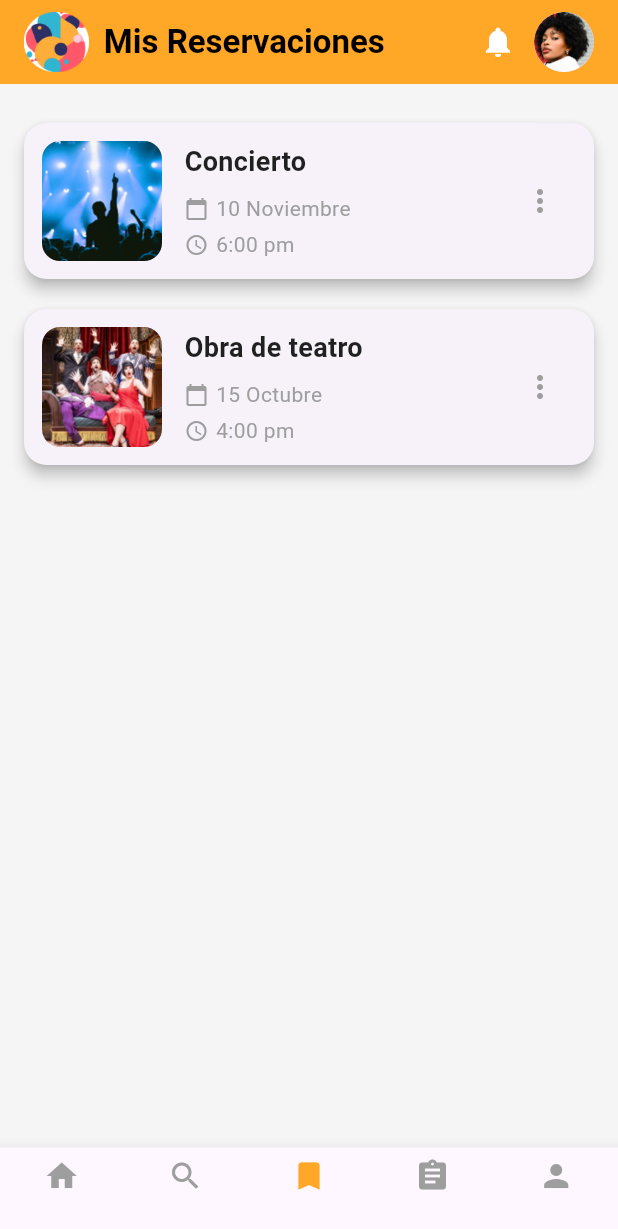
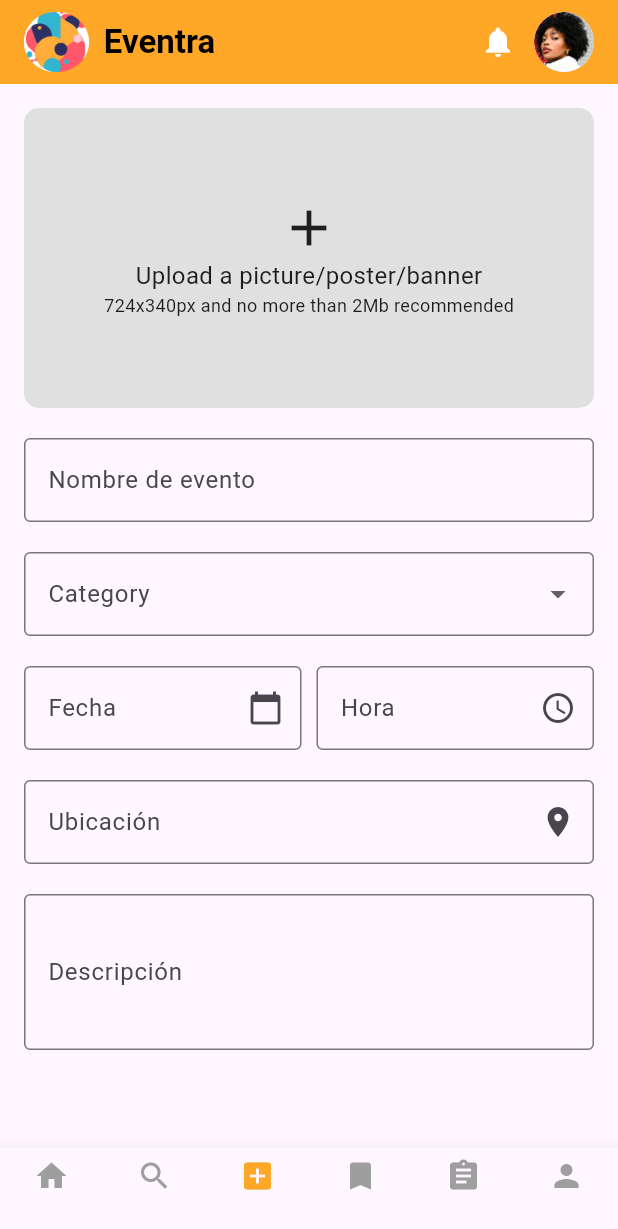
Before and after one commit to Eventra-AplicacionesMoviles/Eventra-FrontEnd, a Flutter app: the HomePage screen opened directly, item 3 of the bottom bar chosen, on a phone screen of 412 x 824 dp. Shown: the top 1229 px of the screen. Run offline on Flutter 3.47's test engine with Material 3 defaults, Android fonts, the phone set to English and light mode, and no system bars.

Commit message:
feature: add event page implemented

```diff
--- /dev/null
+++ b/lib/pages/add_event_page.dart
@@ -0,0 +1,224 @@
+import 'package:eventra_app/pages/reservation_page.dart';
+import 'package:eventra_app/pages/search_page.dart';
+import 'package:eventra_app/pages/tickets_page.dart';
+import 'package:flutter/material.dart';
+
+import '../widgets/custom_app_bar.dart';
+import '../widgets/custom_bottom_navigation_bar.dart';
+
+class AddEventPage extends StatefulWidget{
+  const AddEventPage({super.key});
+
+  @override
+  _AddEventPageState createState() => _AddEventPageState();
+}
+
+class _AddEventPageState extends State<AddEventPage>{
+
+  int _selectedIndex = 2;
+
+  void _onItemTapped(int index) {
+    setState(() {
+      _selectedIndex = index;
+    });
+
+    if (index == 1) {
+      Navigator.push(
+        context,
+        MaterialPageRoute(builder: (context) => const SearchPage()),
+      );
+    } else if (index == 2) {
+      Navigator.push(
+        context,
+        MaterialPageRoute(builder: (context) => const AddEventPage()),
+      );
+    }
+    else if (index == 3) {
+      Navigator.push(
+        context,
+        MaterialPageRoute(builder: (context) => const ReservationPage()),
+      );
+    } else if (index == 4) {
+      Navigator.push(
+        context,
+        MaterialPageRoute(builder: (context) => const TicketsPage()),
+      );
+    } else if (index == 5) {
+      _showBottomSheet();
+    }
+  }
+
+  void _showBottomSheet() {
+    showModalBottomSheet(
+      context: context,
+      shape: const RoundedRectangleBorder(
+        borderRadius: BorderRadius.vertical(top: Radius.circular(20)),
+      ),
+      builder: (context) {
+        return Container(
+          padding: const EdgeInsets.all(16.0),
+          decoration: BoxDecoration(
+            color: Colors.white,
+            borderRadius: BorderRadius.circular(20),
+            boxShadow: [
+              BoxShadow(
+                color: Colors.black.withOpacity(0.1),
+                blurRadius: 10,
+                spreadRadius: 5,
+              ),
+            ],
+          ),
+          child: Column(
+            mainAxisSize: MainAxisSize.min,
+            children: [
+              ListTile(
+                leading: const Icon(Icons.account_circle, color: Colors.black87),
+                title: const Text('Cambiar cuenta'),
+                onTap: () {
+
+                },
+              ),
+              ListTile(
+                leading: const Icon(Icons.help, color: Colors.black87),
+                title: const Text('Ayuda'),
+                onTap: () {
+
+                },
+              ),
+              ListTile(
+                leading: const Icon(Icons.description, color: Colors.black87),
+                title: const Text('Términos y condiciones'),
+                onTap: () {
+
+                },
+              ),
+              ListTile(
+                leading: const Icon(Icons.exit_to_app, color: Colors.red),
+                title: const Text('Cerrar sesión'),
+                onTap: () {
+
+                },
+              ),
+            ],
+          ),
+        );
+      },
+    );
+  }
+
+  @override
+  Widget build(BuildContext context) {
+    return Scaffold(
+      appBar: CustomAppBar(title: 'Eventra'),
+      body: Padding(
+        padding: const EdgeInsets.all(16.0),
+        child: SingleChildScrollView(
+          child: Column(
+            crossAxisAlignment: CrossAxisAlignment.start,
+            children: [
+              Center(
+                child: GestureDetector(
+                  onTap: () {
+                    // Acción para cargar una imagen
+                  },
+                  child: Container(
+                    height: 200,
+                    width: double.infinity,
+                    decoration: BoxDecoration(
+                      borderRadius: BorderRadius.circular(10),
+                      color: Colors.grey[300],
+                    ),
+                    child: const Center(
+                      child: Column(
+                        mainAxisAlignment: MainAxisAlignment.center,
+                        children: [
+                          Icon(Icons.add, size: 40),
+                          Text(
+                            'Upload a picture/poster/banner',
+                            style: TextStyle(fontSize: 16),
+                          ),
+                          Text(
+                            '724x340px and no more than 2Mb recommended',
+                            style: TextStyle(fontSize: 12),
+                          ),
+                        ],
+                      ),
+                    ),
+                  ),
+                ),
+              ),
+              const SizedBox(height: 20),
+              TextField(
+                decoration: InputDecoration(
+                  labelText: 'Nombre de evento',
+                  border: OutlineInputBorder(),
+                ),
+              ),
+              const SizedBox(height: 20),
+              DropdownButtonFormField<String>(
+                decoration: InputDecoration(
+                  labelText: 'Category',
+                  border: OutlineInputBorder(),
+                ),
+                items: <String>['Conferencia', 'Concierto', 'Festival']
+                    .map((String value) {
+                  return DropdownMenuItem<String>(
+                    value: value,
+                    child: Text(value),
+                  );
+                }).toList(),
+                onChanged: (value) {
+                  // Manejar cambio de categoría
+                },
+              ),
+              const SizedBox(height: 20),
+              Row(
+                children: [
+                  Expanded(
+                    child: TextField(
+                      decoration: InputDecoration(
+                        labelText: 'Fecha',
+                        border: OutlineInputBorder(),
+                        suffixIcon: Icon(Icons.calendar_today),
+                      ),
+                    ),
+                  ),
+                  const SizedBox(width: 10),
+                  Expanded(
+                    child: TextField(
+                      decoration: InputDecoration(
+                        labelText: 'Hora',
+                        border: OutlineInputBorder(),
+                        suffixIcon: Icon(Icons.access_time),
+                      ),
+                    ),
+                  ),
+                ],
+              ),
+              const SizedBox(height: 20),
+              TextField(
+                decoration: InputDecoration(
+                  labelText: 'Ubicación',
+                  border: OutlineInputBorder(),
+                  suffixIcon: Icon(Icons.location_on),
+                ),
+              ),
+              const SizedBox(height: 20),
+              TextField(
+                maxLines: 3,
+                decoration: InputDecoration(
+                  labelText: 'Descripción',
+                  border: OutlineInputBorder(),
+                ),
+              ),
+            ],
+          ),
+        ),
+      ),
+      bottomNavigationBar: CustomBottomNavigationBar(
+        currentIndex: _selectedIndex,
+        onTap: _onItemTapped,
+      ),
+    );
+  }
+}
--- a/lib/widgets/custom_bottom_navigation_bar.dart
+++ b/lib/widgets/custom_bottom_navigation_bar.dart
@@ -1,3 +1,4 @@
+import 'package:eventra_app/pages/add_event_page.dart';
 import 'package:flutter/material.dart';
 import '../pages/search_page.dart';
 import '../pages/reservation_page.dart';
@@ -23,6 +24,7 @@ class CustomBottomNavigationBar extends StatelessWidget {
       items: const [
         BottomNavigationBarItem(icon: Icon(Icons.home), label: ''),
         BottomNavigationBarItem(icon: Icon(Icons.search), label: ''),
+        BottomNavigationBarItem(icon: Icon(Icons.add_box), label: ''),
         BottomNavigationBarItem(icon: Icon(Icons.bookmark), label: ''),
         BottomNavigationBarItem(icon: Icon(Icons.assignment), label: ''),
         BottomNavigationBarItem(icon: Icon(Icons.person), label: ''),
@@ -31,7 +33,7 @@ class CustomBottomNavigationBar extends StatelessWidget {
       unselectedItemColor: Colors.grey,
       currentIndex: currentIndex,
       onTap: (index) {
-        if (index == 4) {
+        if (index == 5) {
           _showBottomSheet(context);
         } else {
           onTap(index);
@@ -50,7 +52,7 @@ class CustomBottomNavigationBar extends StatelessWidget {
         Navigator.pushReplacement(context, MaterialPageRoute(builder: (context) => const SearchPage()));
         break;
       case 2:
-        Navigator.pushReplacement(context, MaterialPageRoute(builder: (context) => const ReservationPage()));
+        Navigator.pushReplacement(context, MaterialPageRoute(builder: (context) => const AddEventPage()));
         break;
       case 3:
         Navigator.pushReplacement(context, MaterialPageRoute(builder: (context) => const TicketsPage()));
```
Also changed, not shown: lib/pages/home_page.dart (+9 -2 lines), lib/pages/welcome_page.dart (+2 -8 lines).
